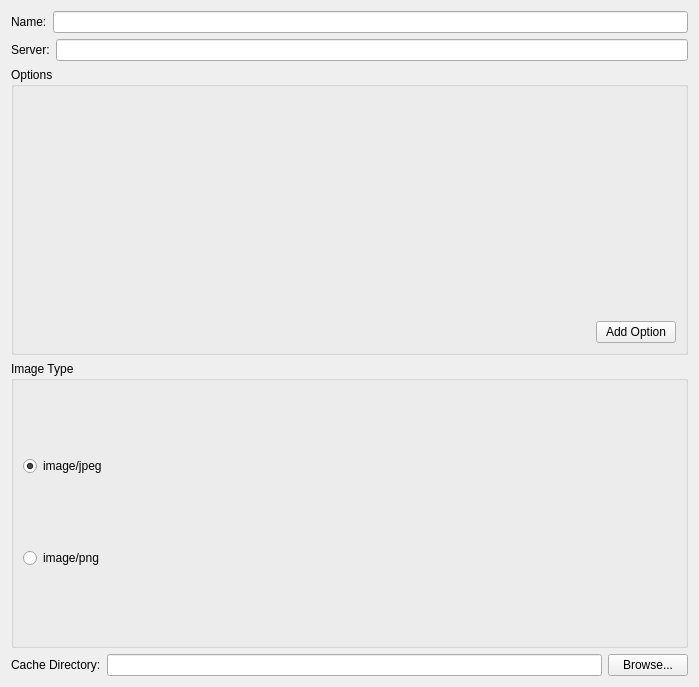
perryiv/cadkit, file Minerva/Plugins/WmsLayerQt/WmsWidget.ui: the form before one commit.
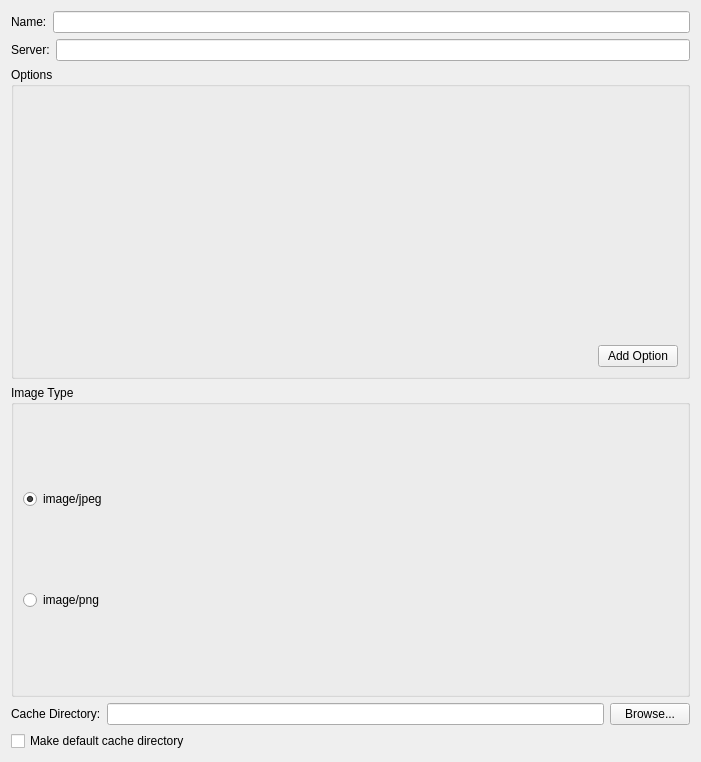
The form after the commit.

Commit message: -Adding functions to get and set the cache directory and default cache directory.

Diff of the .ui file:
```diff
--- a/Minerva/Plugins/WmsLayerQt/WmsWidget.ui
+++ b/Minerva/Plugins/WmsLayerQt/WmsWidget.ui
@@ -5,8 +5,8 @@
    <rect>
     <x>0</x>
     <y>0</y>
-    <width>699</width>
-    <height>687</height>
+    <width>701</width>
+    <height>762</height>
    </rect>
   </property>
   <property name="windowTitle" >
@@ -124,6 +124,17 @@
      </item>
     </layout>
    </item>
+   <item>
+    <layout class="QHBoxLayout" >
+     <item>
+      <widget class="QCheckBox" name="_makeDefaultDirectory" >
+       <property name="text" >
+        <string>Make default cache directory</string>
+       </property>
+      </widget>
+     </item>
+    </layout>
+   </item>
   </layout>
  </widget>
  <resources/>
```
The commit also changes 4 other files.
